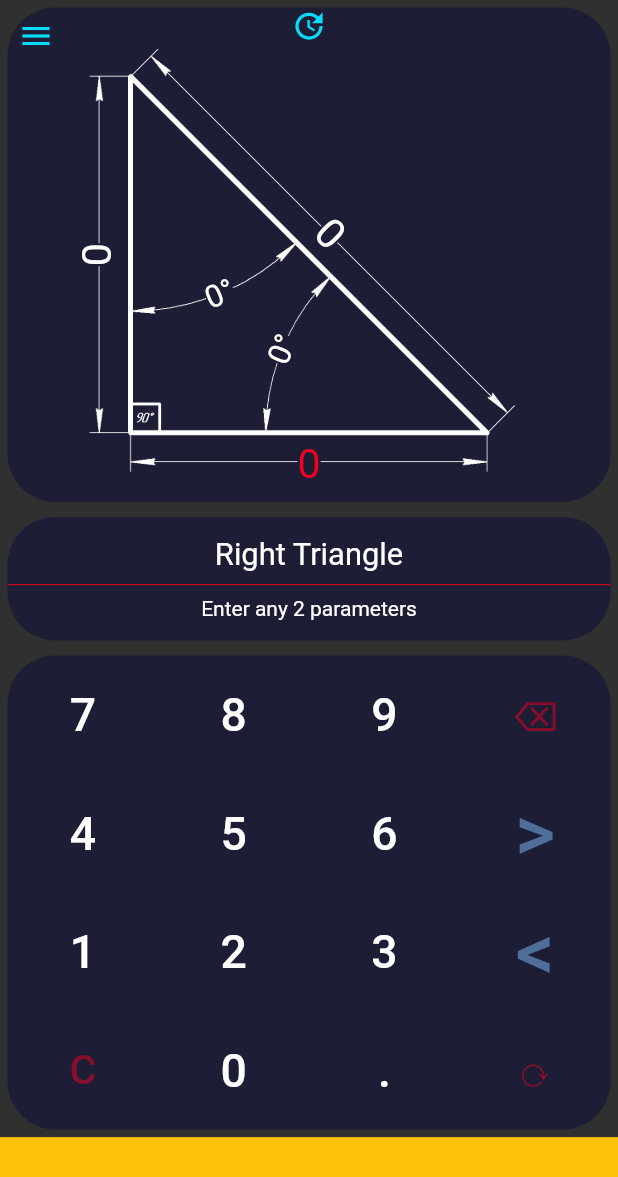
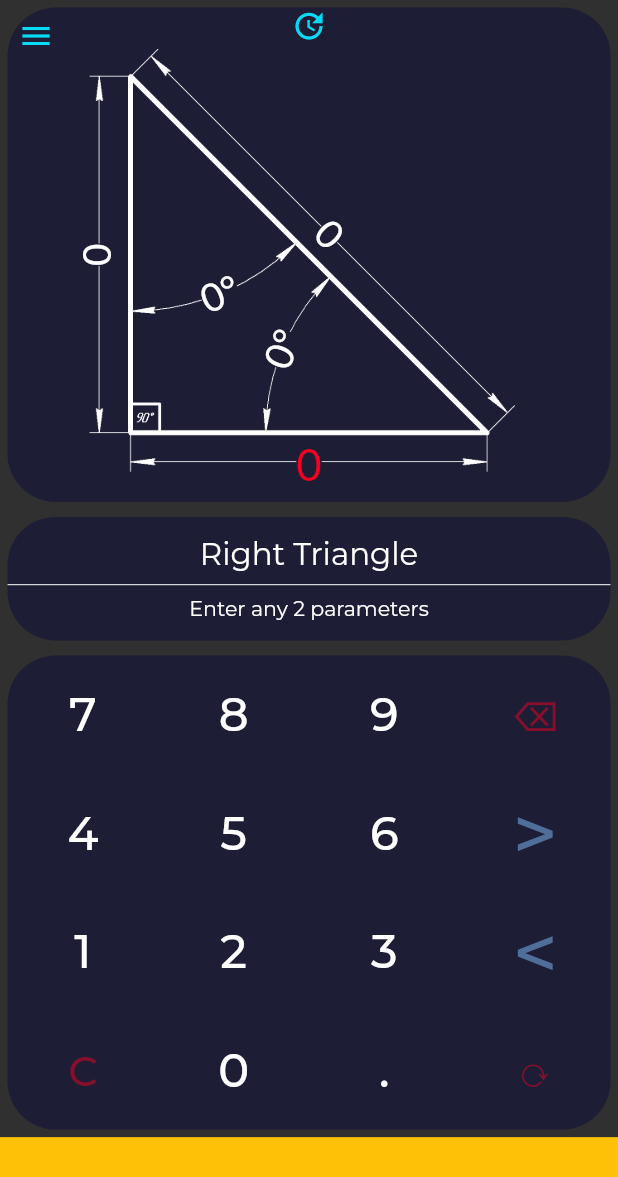
Before and after one commit to a-dev-mobile/calc_triangle, a Flutter app: the screen it shows after launch, on a phone screen of 412 x 824 dp. Shown: the top 1177 px of the screen. Run offline on Flutter 3.47's test engine with Material 2 defaults, Android fonts, the phone set to English and light mode, and no system bars; our stand-ins replace flutter_screenutil, get, get_storage, google_fonts; missing offline and left inert: flutter_inappwebview.

Commit message:
maked a style for active and non-active text

```diff
--- a/lib/constants.dart
+++ b/lib/constants.dart
@@ -7,9 +7,6 @@ const kPrimaryColor = Color(0xFF07DBF5);
 const kBgColorMain = Color(0xFF191919);
 
 const kColorImage = Color(0xffffffff);
-
-const kActivTextColor = Color(0xFFF50021);
-const kInActivTextColor = Color(0xffffffff);
 
 const kBgColorContent = Color(0xFF1D1D35);
 
--- a/lib/styles.dart
+++ b/lib/styles.dart
@@ -1,14 +1,15 @@
+import 'package:calc_triangle/constants.dart';
 import 'package:flutter/material.dart';
 import 'package:flutter_screenutil/flutter_screenutil.dart';
 import 'package:google_fonts/google_fonts.dart';
 
 abstract class StyleNumpad {
-  static TextStyle function =
-      TextStyle(color: const Color(0x80F50021), fontSize: 80.sp);
-  static TextStyle operator =
-      TextStyle(color: const Color(0x8083BFFF), fontSize: 150.sp);
-  static TextStyle integer =
-      TextStyle(color: const Color(0xffffffff), fontSize: 90.sp);
+  static TextStyle function = GoogleFonts.montserrat(
+      textStyle: TextStyle(color: const Color(0x80F50021), fontSize: 80.sp));
+  static TextStyle operator = GoogleFonts.montserrat(
+      textStyle: TextStyle(color: const Color(0x8083BFFF), fontSize: 150.sp));
+  static TextStyle integer = GoogleFonts.montserrat(
+      textStyle: TextStyle(color: const Color(0xffffffff), fontSize: 90.sp));
 }
 
 abstract class StyleDrawer {
@@ -23,3 +24,25 @@ abstract class StyleDrawer {
   static const colorIcon = Color(0xffA0A0A0);
   static double sizeIcon = 120.sp;
 }
+
+abstract class StyleTextInfo {
+  static TextStyle mainText = GoogleFonts.montserrat(
+      textStyle: TextStyle(color: const Color(0xffffffff), fontSize: 60.sp));
+
+  static TextStyle subText = GoogleFonts.montserrat(
+      textStyle: TextStyle(color: const Color(0xffffffff), fontSize: 40.sp));
+}
+
+abstract class StyleTextImage {
+  static TextStyle active = GoogleFonts.lato(
+      textStyle: TextStyle(
+          backgroundColor: kBgColorContent,
+          fontSize: 85.sp,
+          color: const Color(0xFFF50021)));
+
+  static TextStyle inActive = GoogleFonts.lato(
+      textStyle: TextStyle(
+          backgroundColor: kBgColorContent,
+          fontSize: 75.sp,
+          color: const Color(0xffffffff)));
+}
--- a/lib/ui/pages/right_triangle/right_triangle_p.dart
+++ b/lib/ui/pages/right_triangle/right_triangle_p.dart
@@ -2,6 +2,7 @@
 
 import 'package:calc_triangle/controllers/r_triangle_c.dart';
 import 'package:calc_triangle/localization/translate_helper.dart';
+import 'package:calc_triangle/styles.dart';
 import 'package:calc_triangle/ui/widgets/drawer_w.dart';
 
 import 'package:flutter/material.dart';
@@ -84,12 +85,12 @@ class _RighTrianglePageState extends State<RighTrianglePage> {
                       children: [
                         Text(
                           TranslateHelper.rightTriangle,
-                          style: TextStyle(fontSize: 60.sp),
+                          style: StyleTextInfo.mainText,
                         ),
                         Divider(
-                          color: kActivTextColor,
+                          color: Colors.white,
                         ),
-                        Text(TranslateHelper.enterTwoParameters),
+                        Text(TranslateHelper.enterTwoParameters,style: StyleTextInfo.subText,),
                       ],
                     ),
                   ),
--- a/lib/ui/pages/right_triangle/widget/a_angle_w.dart
+++ b/lib/ui/pages/right_triangle/widget/a_angle_w.dart
@@ -8,6 +8,8 @@ import 'package:flutter/material.dart';
 import 'package:flutter_screenutil/flutter_screenutil.dart';
 import 'package:get/get.dart';
 import 'package:get_storage/get_storage.dart';
+
+import '../../../../styles.dart';
 
 class AangleWidget extends StatelessWidget {
   const AangleWidget(
@@ -28,21 +30,17 @@ class AangleWidget extends StatelessWidget {
         child: Transform.rotate(
           angle: angle * pi / 180,
           child: Obx(() {
-            Color colorText;
+            TextStyle styleText;
             if (c.isAangle.value) {
-              colorText = kActivTextColor;
+              styleText = StyleTextImage.active;
             } else {
-              colorText = kInActivTextColor;
+              styleText = StyleTextImage.inActive;
             }
-
 
             print('obx aAngle');
             return Text(
               c.aAngle.toString(),
-              style: TextStyle(
-                  backgroundColor: kBgColorContent,
-                  fontSize: 60.sp,
-                  color: colorText),
+              style: styleText,
             );
           }),
         ));
--- a/lib/ui/pages/right_triangle/widget/a_cathet_w.dart
+++ b/lib/ui/pages/right_triangle/widget/a_cathet_w.dart
@@ -6,6 +6,8 @@ import 'package:flutter/material.dart';
 import 'package:flutter_screenutil/flutter_screenutil.dart';
 import 'package:get/get.dart';
 import 'package:get_storage/get_storage.dart';
+
+import '../../../../styles.dart';
 
 class AcathetWidget extends StatelessWidget {
  const AcathetWidget({Key? key, required this.posX, required this.posY, required this.angle}) : super(key: key);
@@ -22,20 +24,17 @@ class AcathetWidget extends StatelessWidget {
     return Transform.translate(
         offset: Offset((posX / 100) * minSize, (posY / 100) * minSize),
         child: Obx(() {
-          Color colorText;
-           if (c.isAcathet.value) {
-              colorText = kActivTextColor;
+          TextStyle styleText;
+            if (c.isAcathet.value) {
+              styleText = StyleTextImage.active;
             } else {
-              colorText = kInActivTextColor;
+              styleText = StyleTextImage.inActive;
             }
 
           print('obx aCathet');
           return Text(
             c.aCathet.toString(),
-            style: TextStyle(
-                backgroundColor: kBgColorContent,
-                fontSize: 80.sp,
-                color: colorText),
+            style: styleText,
           );
         }));
   }
--- a/lib/ui/pages/right_triangle/widget/b_angle.dart
+++ b/lib/ui/pages/right_triangle/widget/b_angle.dart
@@ -7,8 +7,12 @@ import 'package:flutter_screenutil/flutter_screenutil.dart';
 import 'package:get/get.dart';
 import 'package:get_storage/get_storage.dart';
 
+import '../../../../styles.dart';
+
 class BangleWidget extends StatelessWidget {
-  const BangleWidget({Key? key, required this.posX, required this.posY, required this.angle}) : super(key: key);
+  const BangleWidget(
+      {Key? key, required this.posX, required this.posY, required this.angle})
+      : super(key: key);
 
   final double posX;
   final double posY;
@@ -23,21 +27,16 @@ class BangleWidget extends StatelessWidget {
         child: Transform.rotate(
           angle: angle * pi / 180,
           child: Obx(() {
-
-        Color colorText;
-      if (c.isBangle.value) {
-              colorText = kActivTextColor;
+            TextStyle styleText;
+            if (c.isBangle.value) {
+              styleText = StyleTextImage.active;
             } else {
-              colorText = kInActivTextColor;
+              styleText = StyleTextImage.inActive;
             }
-
-                  print('obx bAngle');
+            print('obx bAngle');
             return Text(
               c.bAngle.toString(),
-              style: TextStyle(
-                 backgroundColor: kBgColorContent,
-                  fontSize: 60.sp,
-                  color:  colorText),
+              style: styleText,
             );
           }),
         ));
--- a/lib/ui/pages/right_triangle/widget/b_cathet_w.dart
+++ b/lib/ui/pages/right_triangle/widget/b_cathet_w.dart
@@ -2,15 +2,16 @@ import 'dart:math';
 
 import 'package:calc_triangle/constants.dart';
 import 'package:calc_triangle/controllers/r_triangle_c.dart';
+import 'package:calc_triangle/styles.dart';
 import 'package:flutter/material.dart';
 import 'package:flutter_screenutil/flutter_screenutil.dart';
 import 'package:get/get.dart';
 import 'package:get_storage/get_storage.dart';
 
 class BcathetWidget extends StatelessWidget {
-  const BcathetWidget({Key? key, required this.posX, required this.posY, required this.angle}) : super(key: key);
-
-
+  const BcathetWidget(
+      {Key? key, required this.posX, required this.posY, required this.angle})
+      : super(key: key);
 
   final double posX;
   final double posY;
@@ -25,22 +26,17 @@ class BcathetWidget extends StatelessWidget {
         child: Transform.rotate(
           angle: angle * pi / 180,
           child: Obx(() {
-
-
-        Color colorText;
-          if (c.isBcathet.value) {
-              colorText = kActivTextColor;
+            TextStyle styleText;
+            if (c.isBcathet.value) {
+              styleText = StyleTextImage.active;
             } else {
-              colorText = kInActivTextColor;
+              styleText = StyleTextImage.inActive;
             }
 
-                  print('obx bCathet');
+            print('obx bCathet');
             return Text(
               c.bCathet.toString(),
-              style: TextStyle(
-           backgroundColor: kBgColorContent,
-                  fontSize: 80.sp,
-                  color: colorText),
+              style: styleText,
             );
           }),
         ));
--- a/lib/ui/pages/right_triangle/widget/c_hypotenusea_w.dart
+++ b/lib/ui/pages/right_triangle/widget/c_hypotenusea_w.dart
@@ -8,6 +8,8 @@ import 'package:flutter/material.dart';
 import 'package:flutter_screenutil/flutter_screenutil.dart';
 import 'package:get/get.dart';
 import 'package:get_storage/get_storage.dart';
+
+import '../../../../styles.dart';
 
 class ChypotenuseWidget extends StatelessWidget {
   const ChypotenuseWidget({Key? key, required this.posX, required this.posY, required this.angle}) : super(key: key);
@@ -25,20 +27,17 @@ class ChypotenuseWidget extends StatelessWidget {
         child: Transform.rotate(
           angle: angle * pi / 180,
           child: Obx(() {
-            Color colorText;
-             if (c.isChypotenuse.value) {
-              colorText = kActivTextColor;
+            TextStyle styleText;
+            if (c.isChypotenuse.value) {
+              styleText = StyleTextImage.active;
             } else {
-              colorText = kInActivTextColor;
+              styleText = StyleTextImage.inActive;
             }
 
             print('obx cHypotenuse');
             return Text(
               c.cHypotenuse.toString(),
-              style: TextStyle(
-                   backgroundColor: kBgColorContent,
-                  fontSize: 80.sp,
-                  color:  colorText),
+              style: styleText,
             );
           }),
         ));
```
